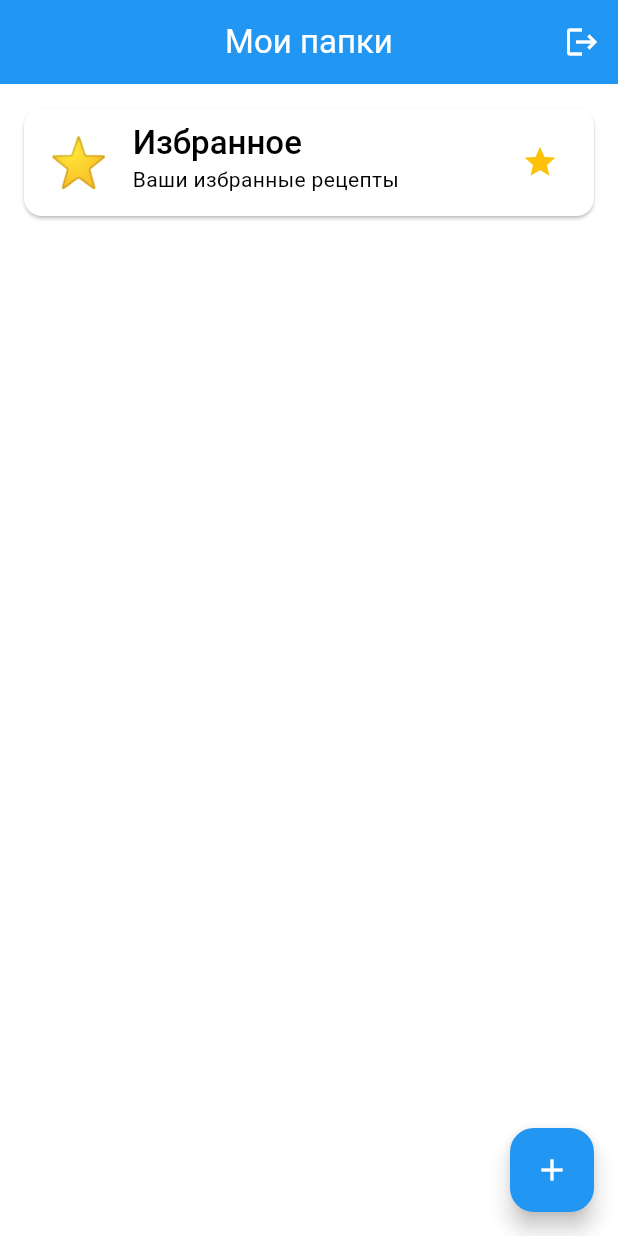
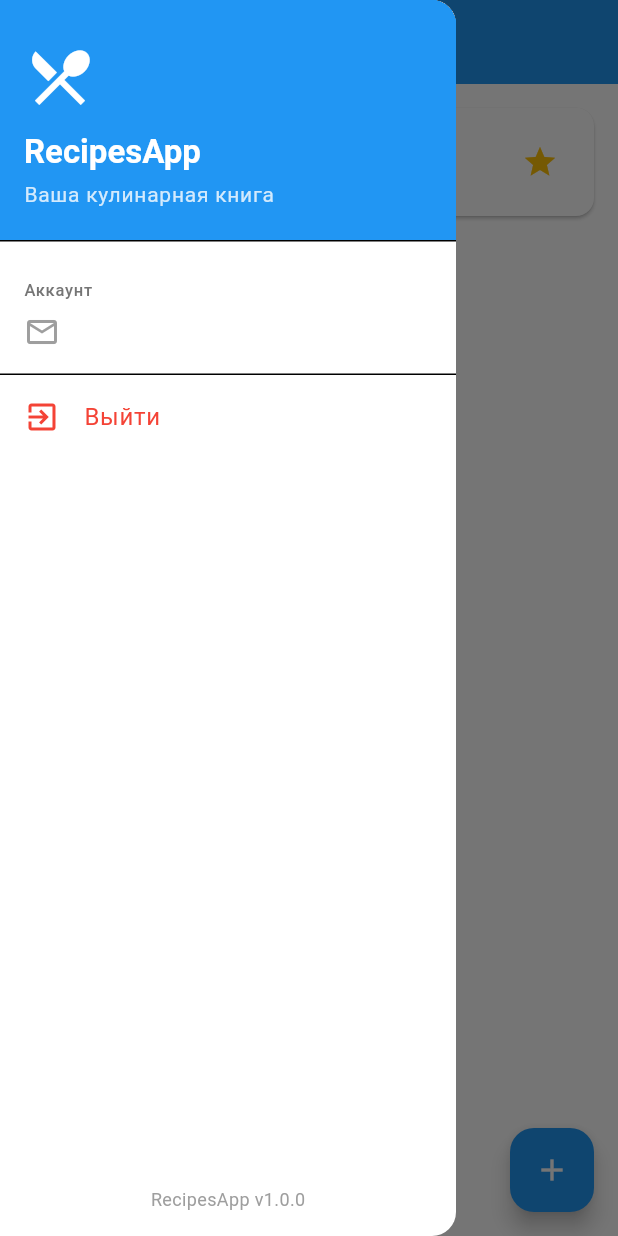
Before and after one commit to Luostra/recipes-app, a Flutter app: the screen it shows once a user with an empty profile is signed in, with the side drawer open (before the commit the screen has no drawer), on a phone screen of 412 x 824 dp. Run offline on Flutter 3.47's test engine with Material 3 defaults, Android fonts, the phone set to English and light mode, and no system bars; our stand-ins replace emoji_picker_flutter, image_cropper, image_picker, supabase_flutter; accounts and stored records are empty.

Commit message:
add app drawer

```diff
--- a/recipes_app/lib/pages/folders_page.dart
+++ b/recipes_app/lib/pages/folders_page.dart
@@ -4,6 +4,8 @@ import 'package:recipes_app/services/supabase_service.dart';
 import 'package:recipes_app/pages/folder_detail_page.dart';
 import 'package:recipes_app/pages/create_edit_folder_page.dart';
 import 'package:recipes_app/widgets/folder_item.dart';
+import 'package:recipes_app/widgets/app_drawer.dart';
+import 'package:supabase_flutter/supabase_flutter.dart';
 
 class FoldersPage extends StatefulWidget {
   const FoldersPage({super.key});
@@ -98,19 +100,36 @@ class _FoldersPageState extends State<FoldersPage> {
     }
   }
 
+  String? _userEmail() {
+    final session = Supabase.instance.client.auth.currentSession;
+    final email = session?.user.email;
+    return email ?? 'Гость';
+  }
+
+  void _signOut() async {
+    await _supabaseService.signOut();
+  }
+
   @override
   Widget build(BuildContext context) {
     return Scaffold(
       appBar: AppBar(
         title: const Text('Мои папки'),
-        actions: [
-          IconButton(
-            icon: const Icon(Icons.logout),
-            onPressed: () async {
-              await _supabaseService.signOut();
+        leading: Builder(
+          builder: (context) => IconButton(
+            icon: const Icon(Icons.menu),
+            onPressed: () {
+              Scaffold.of(context).openDrawer();
             },
           ),
-        ],
+        ),
+      ),
+      drawer: AppDrawer(
+        userEmail: _userEmail(),
+        onSignOut: _signOut,
+        title: 'RecipesApp',
+        subtitle: 'Ваша кулинарная книга',
+        icon: Icons.restaurant_menu,
       ),
       body: _isLoading
           ? const Center(child: CircularProgressIndicator())
--- /dev/null
+++ b/recipes_app/lib/widgets/app_drawer.dart
@@ -0,0 +1,133 @@
+import 'package:flutter/material.dart';
+
+class AppDrawer extends StatelessWidget {
+  final String? userEmail;
+  final VoidCallback onSignOut;
+  final String? title;
+  final String? subtitle;
+  final IconData? icon;
+  final VoidCallback? onBackToFolders;
+
+  const AppDrawer({
+    super.key,
+    required this.userEmail,
+    required this.onSignOut,
+    this.title,
+    this.subtitle,
+    this.icon,
+    this.onBackToFolders,
+  });
+
+  @override
+  Widget build(BuildContext context) {
+    return Drawer(
+      child: Column(
+        children: [
+          // Заголовок Drawer
+          DrawerHeader(
+            decoration: BoxDecoration(color: Theme.of(context).primaryColor),
+            child: Column(
+              mainAxisAlignment: MainAxisAlignment.center,
+              crossAxisAlignment: CrossAxisAlignment.start,
+              children: [
+                Icon(
+                  icon ?? Icons.restaurant_menu,
+                  size: 48,
+                  color: Colors.white,
+                ),
+                const SizedBox(height: 12, width: 400),
+                Text(
+                  title ?? 'RecipesApp',
+                  style: Theme.of(context).textTheme.titleLarge?.copyWith(
+                    color: Colors.white,
+                    fontWeight: FontWeight.bold,
+                  ),
+                  maxLines: 2,
+                  overflow: TextOverflow.ellipsis,
+                ),
+                if (subtitle != null) ...[
+                  const SizedBox(height: 4),
+                  Text(
+                    subtitle!,
+                    style: TextStyle(
+                      color: Colors.white.withOpacity(0.8),
+                      fontSize: 14,
+                    ),
+                    maxLines: 2,
+                    overflow: TextOverflow.ellipsis,
+                  ),
+                ],
+              ],
+            ),
+          ),
+
+          // Кнопка "Назад к папкам" если есть
+          if (onBackToFolders != null) ...[
+            ListTile(
+              leading: const Icon(Icons.arrow_back),
+              title: const Text('Все папки'),
+              onTap: () {
+                Navigator.pop(context); // Закрываем Drawer
+                onBackToFolders!();
+              },
+            ),
+            const Divider(height: 1),
+          ],
+
+          // Информация о пользователе
+          Padding(
+            padding: const EdgeInsets.all(16.0),
+            child: Column(
+              crossAxisAlignment: CrossAxisAlignment.start,
+              children: [
+                Text(
+                  'Аккаунт',
+                  style: Theme.of(
+                    context,
+                  ).textTheme.labelSmall?.copyWith(color: Colors.grey[600]),
+                ),
+                const SizedBox(height: 8),
+                Row(
+                  children: [
+                    const Icon(Icons.email_outlined, color: Colors.grey),
+                    const SizedBox(width: 12),
+                    Expanded(
+                      child: Text(
+                        userEmail ?? 'Загрузка...',
+                        style: Theme.of(context).textTheme.bodyMedium,
+                        overflow: TextOverflow.ellipsis,
+                      ),
+                    ),
+                  ],
+                ),
+              ],
+            ),
+          ),
+
+          const Divider(height: 1),
+
+          // Кнопка выхода
+          ListTile(
+            leading: const Icon(Icons.exit_to_app, color: Colors.red),
+            title: const Text('Выйти', style: TextStyle(color: Colors.red)),
+            onTap: () {
+              Navigator.pop(context); // Закрываем Drawer
+              onSignOut();
+            },
+          ),
+
+          const Spacer(),
+
+          // Информация о версии приложения
+          Padding(
+            padding: const EdgeInsets.all(16.0),
+            child: Text(
+              'RecipesApp v1.0.0',
+              style: TextStyle(color: Colors.grey[500], fontSize: 12),
+            ),
+          ),
+        ],
+      ),
+    );
+  }
+}
```
